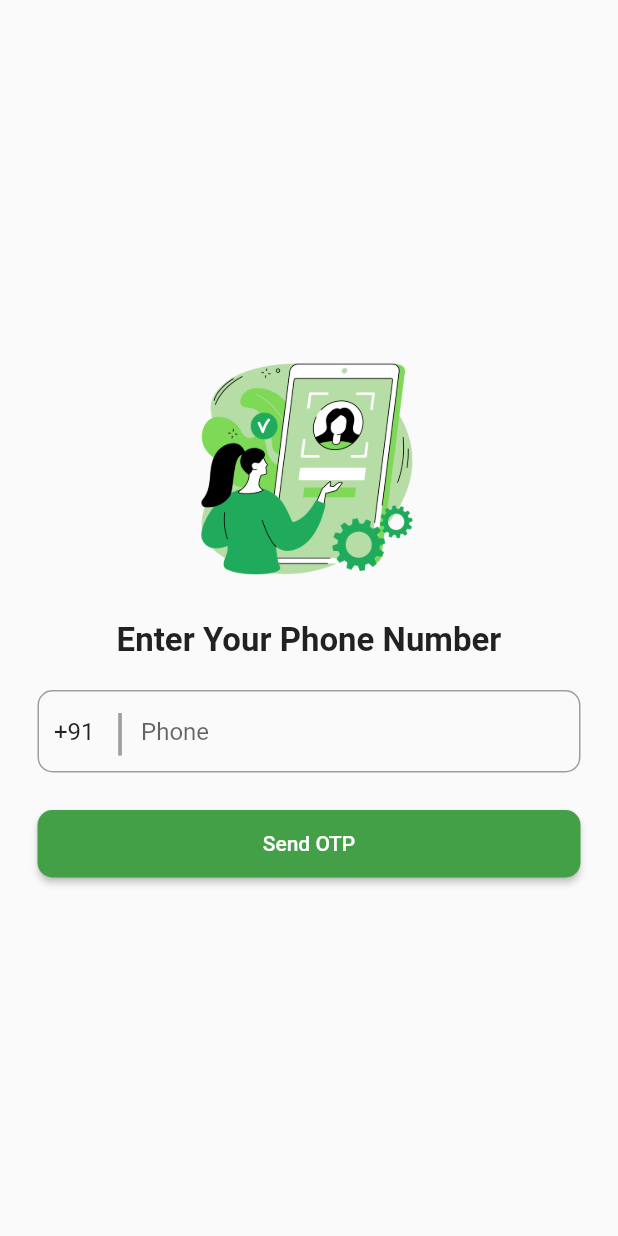
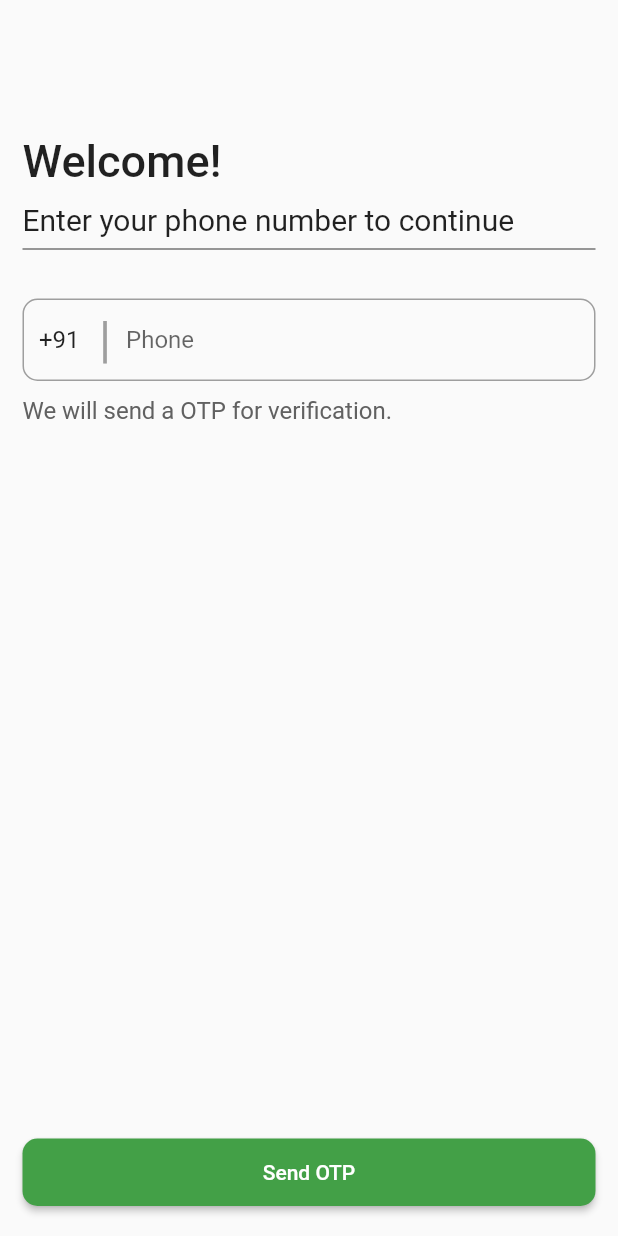
Before and after one commit to savitore/Try-Your-Luck, a Flutter app: the screen it shows after launch, on a phone screen of 412 x 824 dp. Run offline on Flutter 3.47's test engine with Material 2 defaults, Android fonts, the phone set to English and light mode, and no system bars; our stand-ins replace firebase_auth, firebase_core, fluttertoast, pinput, shared_preferences; missing offline and left inert: mongo_dart, pay; accounts and stored records are empty.

Commit message:
added payment_options.dart, bug fixes.

```diff
--- a/assets/gpay.json
+++ b/assets/gpay.json
@@ -36,8 +36,8 @@
       "merchantName": "Try Your Luck"
     },
     "transactionInfo": {
-      "countryCode": "IND",
-      "currencyCode": "INR"
+      "countryCode": "US",
+      "currencyCode": "USD"
     }
   }
 }
--- a/lib/authentication/phone.dart
+++ b/lib/authentication/phone.dart
@@ -32,19 +32,35 @@ class _PhoneState extends State<Phone> {
   Widget build(BuildContext context) {
     return Scaffold(
       body: Container(
-        margin: EdgeInsets.only(left: 25, right: 25),
-        alignment: Alignment.centerLeft,
-        child: SingleChildScrollView(
+        margin: EdgeInsets.fromLTRB(15, 90, 15, 20),
         child: Column(
+          mainAxisAlignment: MainAxisAlignment.spaceBetween,
+          children: [
+            Column(
               mainAxisAlignment: MainAxisAlignment.start,
               children: [
-              Image.asset('assets/bg.png', width: 150, height: 150,),
-              SizedBox(height: 25,),
+                Row(
+                  children: [
                     Text(
-                'Enter Your Phone Number',
-                style: TextStyle(fontSize: 22, fontWeight: FontWeight.bold),
+                      'Welcome!',
+                      style: TextStyle(fontSize: 30, fontWeight: FontWeight.w500),
                     ),
-              SizedBox(height: 20),
+                  ],
+                ),
+                SizedBox(height: 10,),
+                Row(
+                  children: [
+                    Text(
+                      'Enter your phone number to continue',
+                      style: TextStyle(fontSize: 20, fontWeight: FontWeight.normal),
+                    ),
+                  ],
+                ),
+                Divider(
+                  thickness: 1,
+                  color: Colors.grey[600],
+                ),
+                SizedBox(height: 25),
                 Container(
                   height: 55,
                   decoration: BoxDecoration(
@@ -83,7 +99,14 @@ class _PhoneState extends State<Phone> {
                     ],
                   ),
                 ),
-              SizedBox(height: 25,),
+                SizedBox(height: 10,),
+                Row(
+                  children: [
+                    Text('We will send a OTP for verification.',style: TextStyle(fontSize: 16,color: Colors.grey[700]),),
+                  ],
+                )
+              ],
+            ),
                 SizedBox(
                   height: 45,
                   width: double.infinity,
@@ -125,7 +148,6 @@ class _PhoneState extends State<Phone> {
               ],
             ),
       ),
-      ),
     );
   }
 
--- a/lib/home.dart
+++ b/lib/home.dart
@@ -41,6 +41,7 @@ class _HomeState extends State<Home> {
         //   ),
         // ),
         title: Text('Try Your Luck'),
+        centerTitle: true,
       ),
       body: Center(
         child: Column(
```
Also changed, not shown: lib/authentication/otp.dart (+16 -18 lines), lib/wallet/add_money.dart (+91 -67 lines), lib/wallet/payment_options.dart (added, +115 -0 lines), lib/wallet/upi.dart (added, +25 -0 lines), lib/wallet/wallet.dart (+15 -2 lines), assets/upi.png (added). Lines whose indentation alone changed are shown as unchanged.
